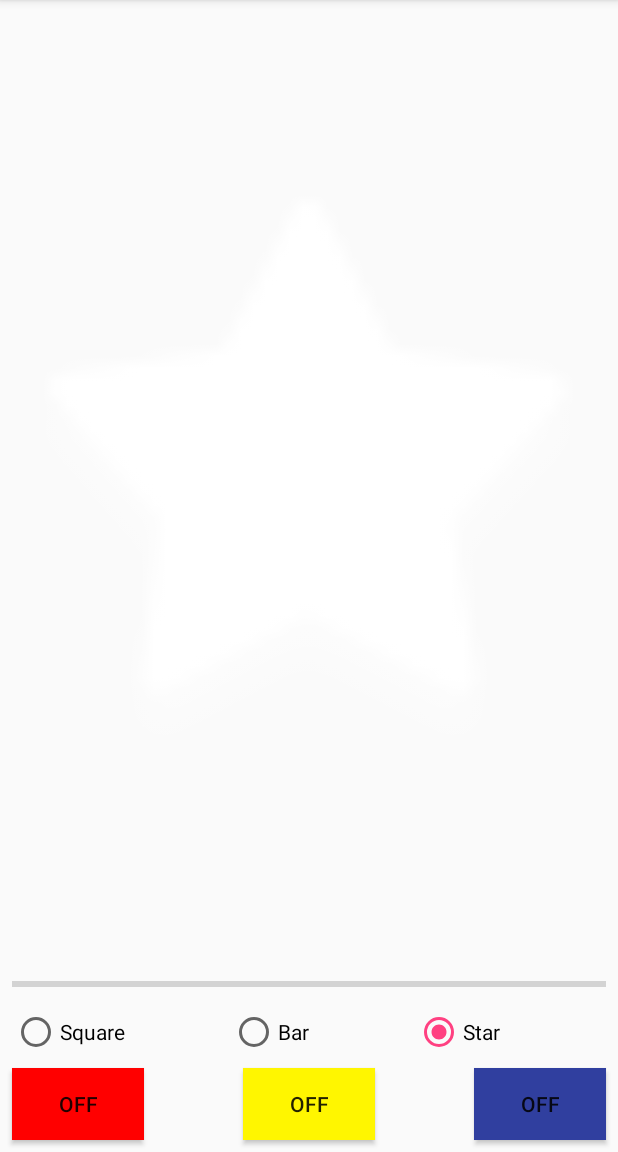
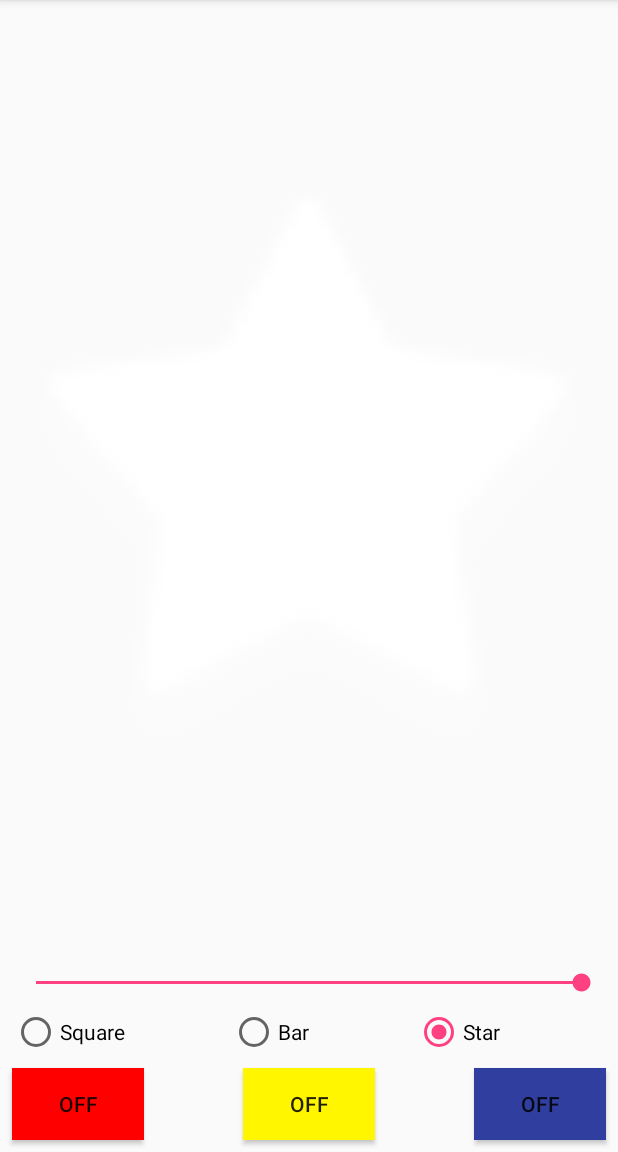
Before and after one commit to onero/MobileAssignmentGuiControls, an Android app: the HelloWorldActivity screen opened directly, with no data from a screen before it, after a tap on "Star", on a phone screen of 412 x 824 dp, the part 84-1236 px from its top. Run offline under Robolectric (Android 15) with nearby library versions, the phone set to English and light mode, and no system bars; 2 other taps on this screen came first.

Commit message:
Added seekbar to control alpha of imageView

```diff
--- a/app/src/main/java/dk/adamino/mobileassignmentguicontrols/HelloWorldActivity.java
+++ b/app/src/main/java/dk/adamino/mobileassignmentguicontrols/HelloWorldActivity.java
@@ -1,15 +1,15 @@
 package dk.adamino.mobileassignmentguicontrols;
 
-import android.annotation.SuppressLint;
 import android.content.Context;
 import android.content.Intent;
 import android.support.v7.app.AppCompatActivity;
 import android.os.Bundle;
+import android.util.Log;
 import android.view.View;
 import android.widget.CompoundButton;
 import android.widget.ImageView;
-import android.widget.ProgressBar;
 import android.widget.RadioButton;
+import android.widget.SeekBar;
 import android.widget.ToggleButton;
 
 import dk.adamino.mobileassignmentguicontrols.bll.ColorService;
@@ -19,12 +19,12 @@ public class HelloWorldActivity extends AppCompatActivity {
 
     private final int SQUARE_IMAGE_RES_ID = android.R.drawable.alert_light_frame;
     private final int BAR_IMAGE_RES_ID = android.R.drawable.bottom_bar;
-    private final int STAR_RES_ID = android.R.drawable.star_big_off;
+    private final int STAR_IMAGE_RES_ID = android.R.drawable.star_big_off;
 
-    private ProgressBar mProgressBar;
     private RadioButton mSquareRadioButton, mBarRadioButton, mStarRadioButton;
     private ToggleButton mRedToggleButton, mYellowToggleButton, mBlueToggleButton;
     private ImageView mDisplayImageView;
+    private SeekBar mAlphaSeekBar;
 
     private IColorService mColorService;
 
@@ -48,8 +48,24 @@ public class HelloWorldActivity extends AppCompatActivity {
 
     private void initializeWidgets(){
         mDisplayImageView = findViewById(R.id.ivDisplay);
+        mAlphaSeekBar = findViewById(R.id.sBarAlpha);
+        mAlphaSeekBar.setProgress(100);
+        mAlphaSeekBar.setOnSeekBarChangeListener(new SeekBar.OnSeekBarChangeListener() {
+            @Override
+            public void onProgressChanged(SeekBar seekBar, int progress, boolean fromUser) {
+                setImageAlpha(progress);
+            }
 
-        mProgressBar = findViewById(R.id.pbProgress);
+            @Override
+            public void onStartTrackingTouch(SeekBar seekBar) {
+
+            }
+
+            @Override
+            public void onStopTrackingTouch(SeekBar seekBar) {
+
+            }
+        });
     }
 
     private void initializeRadioButtons(){
@@ -109,9 +125,15 @@ public class HelloWorldActivity extends AppCompatActivity {
                 break;
             }
             case R.id.rbtnStar:{
-                mDisplayImageView.setImageResource(STAR_RES_ID);
+                mDisplayImageView.setImageResource(STAR_IMAGE_RES_ID);
                 break;
             }
         }
     }
+
+    private void setImageAlpha(int alphaFromSeekBar){
+        float alpha = alphaFromSeekBar;
+        alpha = alpha / 100;
+        mDisplayImageView.setAlpha(alpha);
+    }
 }
--- a/app/src/main/res/layout/activity_hello_world.xml
+++ b/app/src/main/res/layout/activity_hello_world.xml
@@ -5,19 +5,6 @@
     android:layout_width="match_parent"
     android:layout_height="match_parent"
     tools:context="dk.adamino.mobileassignmentguicontrols.HelloWorldActivity">
-
-    <ProgressBar
-        android:id="@+id/pbProgress"
-        style="?android:attr/progressBarStyleHorizontal"
-        android:layout_width="0dp"
-        android:layout_height="wrap_content"
-        android:layout_marginBottom="8dp"
-        android:layout_marginEnd="8dp"
-        android:layout_marginStart="8dp"
-        app:layout_constraintBottom_toTopOf="@+id/radioGroup"
-        app:layout_constraintEnd_toEndOf="parent"
-        app:layout_constraintHorizontal_bias="0.0"
-        app:layout_constraintStart_toStartOf="parent" />
 
     <ToggleButton
         android:id="@+id/tbtnRed"
@@ -98,10 +85,21 @@
         android:layout_marginEnd="8dp"
         android:layout_marginStart="8dp"
         android:layout_marginTop="8dp"
-        app:layout_constraintBottom_toTopOf="@+id/pbProgress"
+        app:layout_constraintBottom_toTopOf="@+id/sBarAlpha"
         app:layout_constraintEnd_toEndOf="parent"
         app:layout_constraintStart_toStartOf="parent"
         app:layout_constraintTop_toTopOf="parent"
         app:srcCompat="@android:drawable/alert_light_frame" />
 
+    <SeekBar
+        android:id="@+id/sBarAlpha"
+        android:layout_width="0dp"
+        android:layout_height="wrap_content"
+        android:layout_marginBottom="8dp"
+        android:layout_marginEnd="8dp"
+        android:layout_marginStart="8dp"
+        app:layout_constraintBottom_toTopOf="@+id/radioGroup"
+        app:layout_constraintEnd_toEndOf="parent"
+        app:layout_constraintStart_toStartOf="parent" />
+
 </android.support.constraint.ConstraintLayout>
```
